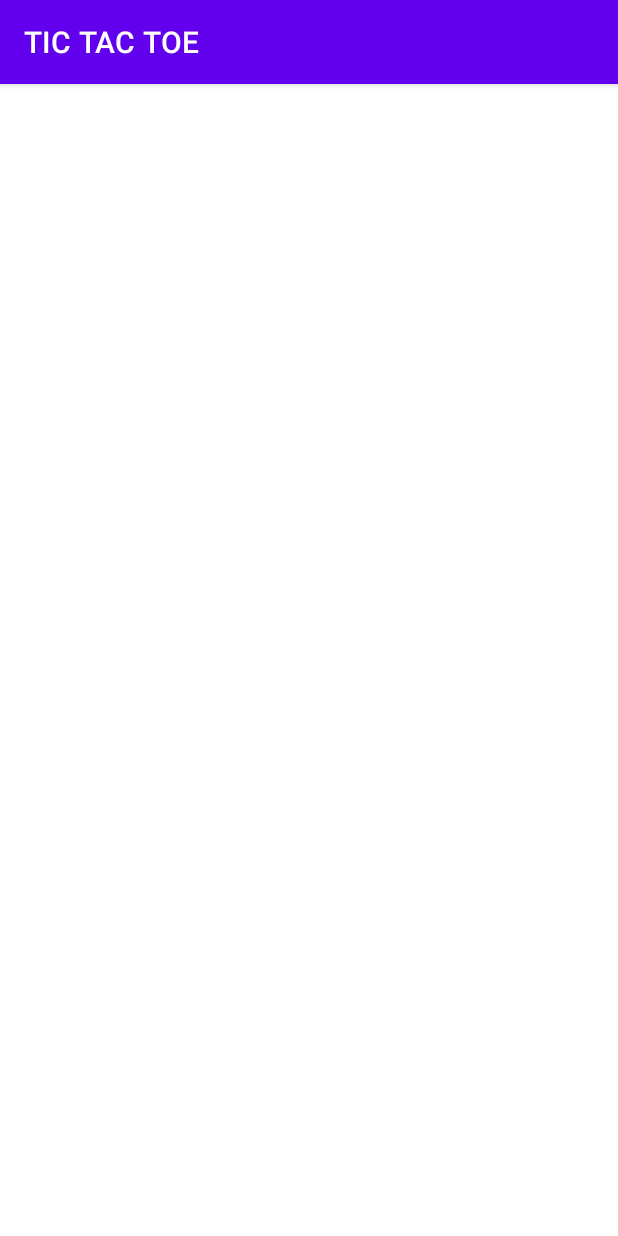
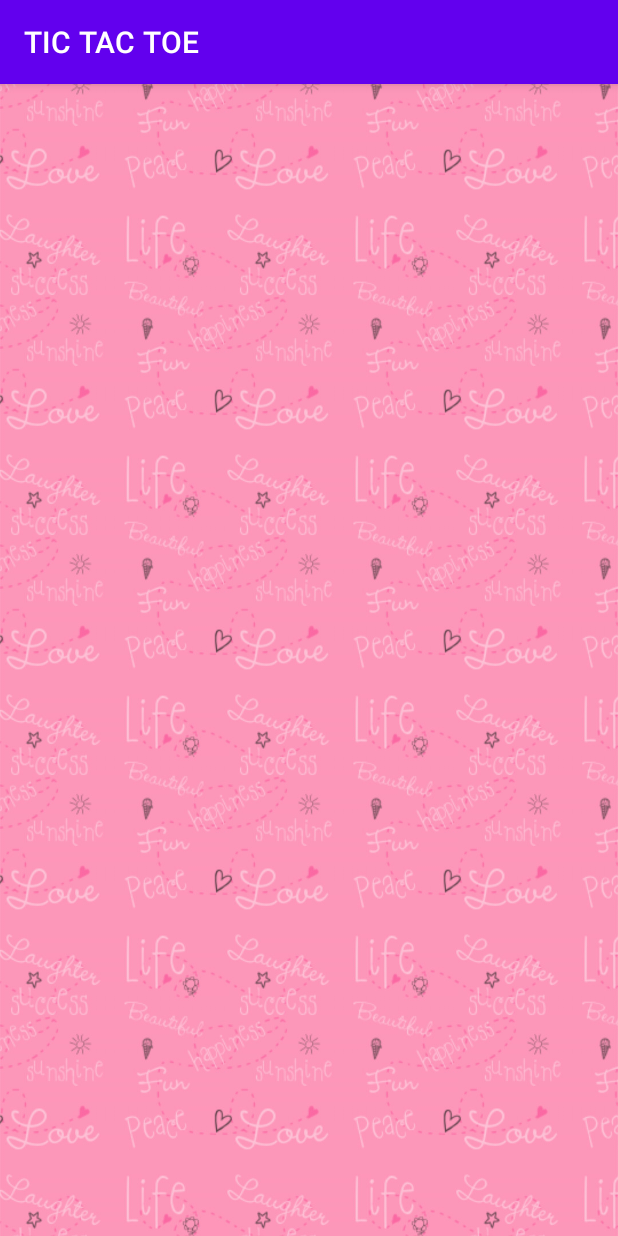
Before and after one commit to NARI1108/TIC-TAC-TOE, an Android app: the guide_Game screen opened directly, with no data from a screen before it, on a phone screen of 412 x 824 dp. Run offline under Robolectric (Android 15) with nearby library versions, the phone set to English and light mode, and no system bars.

Commit message:
Adding a background to Activities of guide and contact us.

```diff
--- a/app/src/main/res/layout/activity_guide_game.xml
+++ b/app/src/main/res/layout/activity_guide_game.xml
@@ -4,6 +4,7 @@
     xmlns:tools="http://schemas.android.com/tools"
     android:layout_width="match_parent"
     android:layout_height="match_parent"
-    tools:context=".guide_Game">
+    tools:context=".guide_Game"
+    android:background="@drawable/img_1">
 
 </androidx.constraintlayout.widget.ConstraintLayout>
--- a/app/src/main/res/layout/activity_single_player.xml
+++ b/app/src/main/res/layout/activity_single_player.xml
@@ -4,6 +4,7 @@
     xmlns:tools="http://schemas.android.com/tools"
     android:layout_width="match_parent"
     android:layout_height="match_parent"
-    tools:context=".single_Player">
+    tools:context=".single_Player"
+    android:background="@drawable/img_1">
 
 </androidx.constraintlayout.widget.ConstraintLayout>
```
Also changed, not shown: app/src/main/res/drawable/img_1.png (added).
